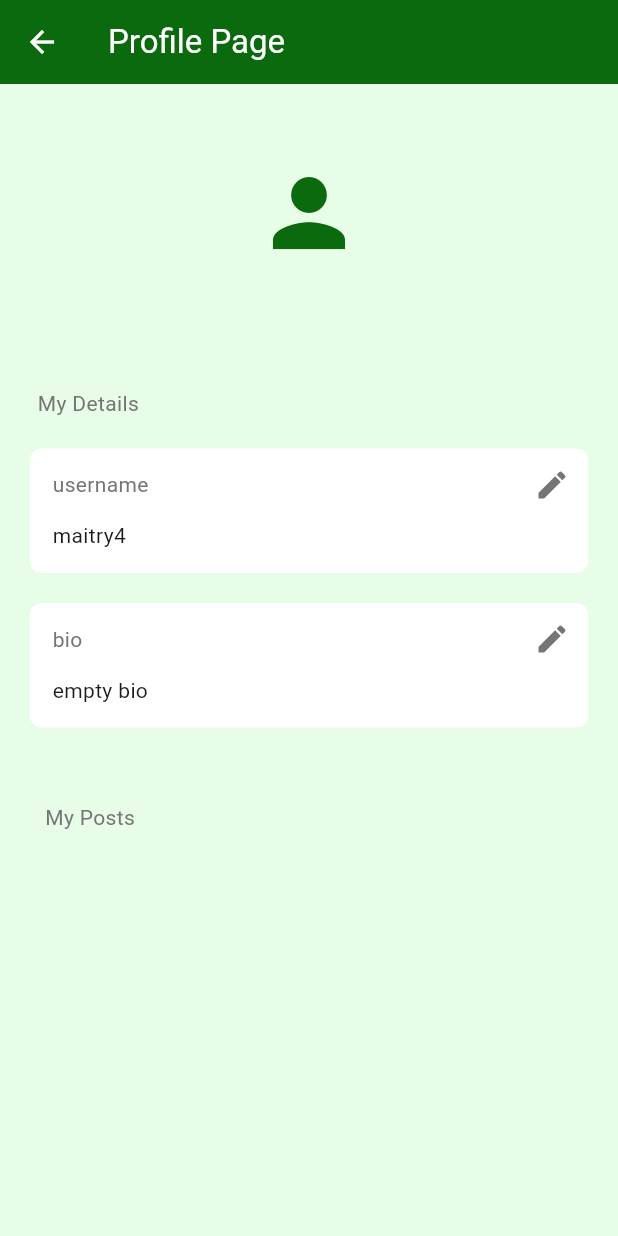
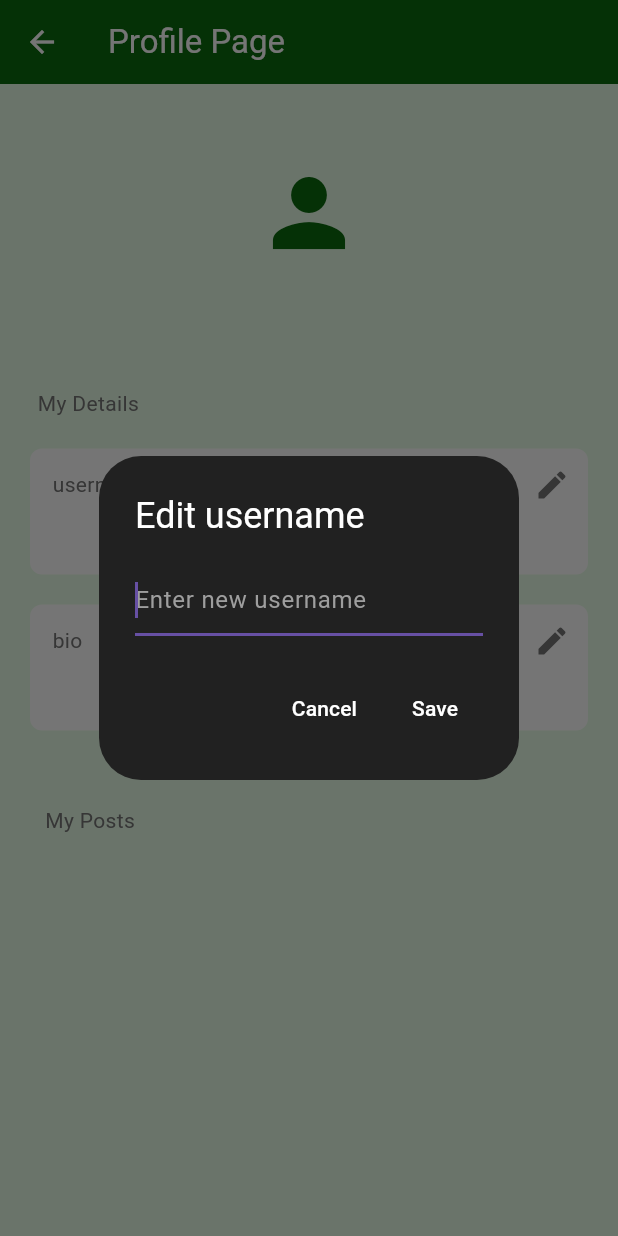
Before and after one commit to maitry4/EcoConnect, a Flutter app: the ProfilePage screen opened directly, after a tap on the "edit" icon, on a phone screen of 412 x 824 dp. Run offline on Flutter 3.47's test engine with Material 3 defaults, Android fonts, the phone set to English and light mode, and no system bars; our stand-ins replace cloud_firestore, firebase_auth, firebase_core, flutter_svg, google_sign_in; accounts and stored records are empty.

Commit message:
Profile page updated

```diff
--- a/eco_connect/lib/pages/profile_page.dart
+++ b/eco_connect/lib/pages/profile_page.dart
@@ -1,3 +1,4 @@
+import 'package:cloud_firestore/cloud_firestore.dart';
 import 'package:eco_connect/components/text_box.dart';
 import 'package:firebase_auth/firebase_auth.dart';
 import 'package:flutter/material.dart';
@@ -14,9 +15,52 @@ class _ProfilePageState extends State<ProfilePage> {
   // get the current user
   final currentUser = FirebaseAuth.instance.currentUser!;
 
+  // all users
+  final usersCollection = FirebaseFirestore.instance.collection("Users");
+
   // edit field
   Future<void> editField(String field) async {
+    String newValue = '';
+    await showDialog(
+      context: context,
+      builder: (context) =>
+      AlertDialog(
+        backgroundColor: Colors.grey[900],
+        title: Text("Edit "+field,
+        style: TextStyle(
+          color: Colors.white,
+        ),),
+        content: TextField(
+          autofocus:true,
+          style:TextStyle(color: Colors.white,),
+        decoration: InputDecoration(
+          hintText: "Enter new $field",
+          hintStyle: TextStyle(color: Colors.grey)
+        ),
+        onChanged: (value) {
+          newValue = value;
+        }
+        ),
+        actions: [
+          // cancel button
+          TextButton(
+            child: Text("Cancel", style:TextStyle(color: Colors.white,),),
+            onPressed: () => Navigator.pop(context),
+            ),
+          // save button
+          TextButton(
+            child: Text("Save", style:TextStyle(color: Colors.white,),),
+            onPressed: () => Navigator.of(context).pop(newValue),
+            ),
+        ]
+        ),
+      );
+      // update in the firestore
+      if(newValue.trim().length > 0) {
+        // only update if there is something in the textfield
+        await usersCollection.doc(currentUser.email).update({field: newValue});
 
+      }
   }
 
   @override
@@ -27,7 +71,13 @@ class _ProfilePageState extends State<ProfilePage> {
         backgroundColor: Theme.of(context).appBarTheme.backgroundColor,
       ),
 
-      body: ListView(
+      body:StreamBuilder<DocumentSnapshot>(
+        stream:FirebaseFirestore.instance.collection('Users').doc(currentUser.email).snapshots(),
+        builder: (context, snapshot) {
+          // get user data
+          if(snapshot.hasData) {
+            final userData = snapshot.data!.data() as Map<String, dynamic>;
+            return ListView(
               children: [
                 const SizedBox(height: 50,),
 
@@ -58,14 +108,14 @@ class _ProfilePageState extends State<ProfilePage> {
 
                 // username
                 MyTextBox(
-            text: 'maitry4',
+                  text: userData['username'],
                   sectionName: 'username',
                   onPressed: () => editField('username'),
                 ),
 
                 // bio
                 MyTextBox(
-            text: 'empty bio',
+                  text: userData['bio'],
                   sectionName: 'bio',
                   onPressed: () => editField('bio'),
                 ),
@@ -80,7 +130,13 @@ class _ProfilePageState extends State<ProfilePage> {
                 ),
                 ),
               ],
-      ),
+            );
+          } else if(snapshot.hasError) {
+            return Center(child: Text('Error${snapshot.error}'));
+          }
+          return const Center(child: CircularProgressIndicator(),);
+        }
+      )
     );
   }
 }
```
Also changed, not shown: eco_connect/lib/pages/register_page.dart (+15 -2 lines). Lines whose indentation alone changed are shown as unchanged.
